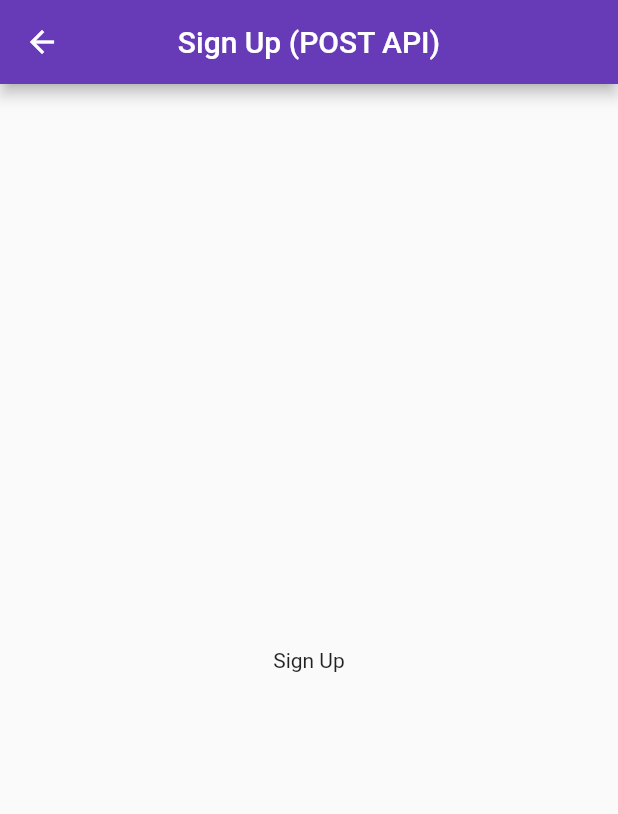
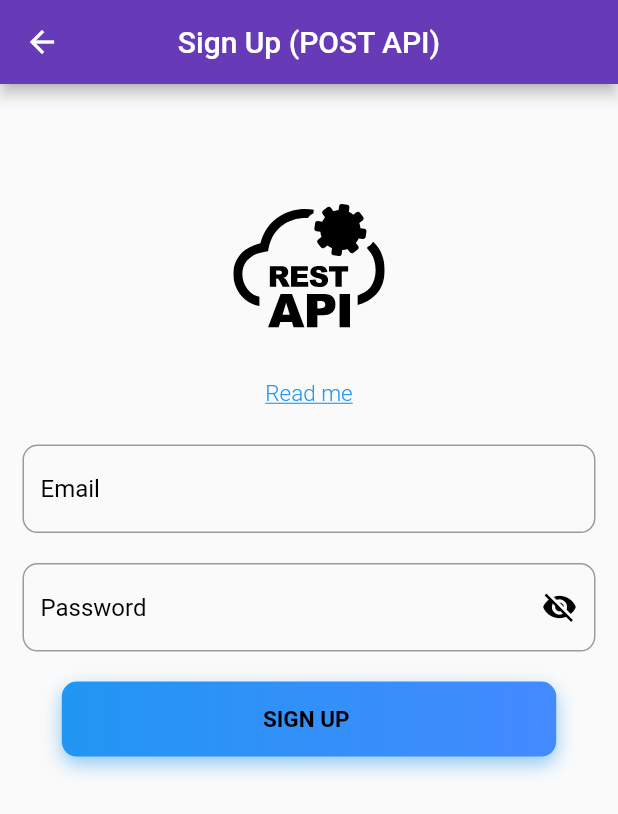
Before and after one commit to shammaskhann/REST_API_CRUD_STACKED_STATE_MANAGEMENT, a Flutter app: the SignupView screen opened by its route, on a phone screen of 412 x 824 dp. Shown: the top 814 px of the screen. Run offline on Flutter 3.47's test engine with Material 2 defaults, Android fonts, the phone set to English and light mode, and no system bars; our stand-ins replace awesome_snackbar_content, flutter_svg, stacked, stacked_services, stacked_shared.

Commit message:
REST API POST OPERATION & Shared Prefences

```diff
--- a/lib/ui/views/login/login_view.dart
+++ b/lib/ui/views/login/login_view.dart
@@ -1,7 +1,7 @@
 import 'dart:developer';
 
 import 'package:api_crud_app/ui/views/login/login_viewmodel.dart';
-import 'package:api_crud_app/ui/views/login/widget/CustomTextField.dart';
+import 'package:api_crud_app/ui/views/widgets/CustomTextField.dart';
 import 'package:flutter/material.dart';
 import 'package:flutter_svg/svg.dart';
 import 'package:stacked/stacked.dart';
--- a/lib/ui/views/signup/signup_view.dart
+++ b/lib/ui/views/signup/signup_view.dart
@@ -1,22 +1,120 @@
 import 'package:api_crud_app/ui/views/signup/signup_viewmodel.dart';
 import 'package:flutter/material.dart';
+import 'package:flutter_svg/svg.dart';
 import 'package:stacked/stacked.dart';
+import 'package:stacked_services/stacked_services.dart';
+
+import '../widgets/CustomTextField.dart';
 
 class SignupView extends StatelessWidget {
   const SignupView({super.key});
 
   @override
   Widget build(BuildContext context) {
-    return ViewModelBuilder.nonReactive(
+    DialogService dialogService = DialogService();
+    return ViewModelBuilder.reactive(
         viewModelBuilder: () => SignUpViewModel(),
         builder: (context, viewModel, child) => Scaffold(
-              appBar: AppBar(
-                title: const Text('Sign Up (POST API)'),
-                centerTitle: true,
+            appBar: AppBar(
+              title: const Text('Sign Up (POST API)'),
+              centerTitle: true,
+            ),
+            body: Padding(
+              padding: const EdgeInsets.symmetric(horizontal: 15.0),
+              child: Column(
+                mainAxisAlignment: MainAxisAlignment.start,
+                children: [
+                  Padding(
+                    padding: const EdgeInsets.only(
+                        top: 80, left: 20, right: 20, bottom: 20),
+                    child: Center(
+                      child: SvgPicture.asset(
+                        'assets/splash/rest-api-icon.svg',
+                        height: MediaQuery.of(context).size.height * 0.1,
+                      ),
+                    ),
+                  ),
+                  TextButton(
+                      onPressed: () {
+                        dialogService.showDialog(
+                          title: 'ID & PASS REGISTER',
+                          description:
+                              'Email: eve.holt@reqres.in \nPassword: pistol',
+                          buttonTitle: 'GOT IT !!',
+                        );
+                      },
+                      child: const Text(
+                        "Read me",
+                        style: TextStyle(
+                          color: Colors.blue,
+                          fontSize: 15,
+                          fontWeight: FontWeight.w300,
+                          decoration: TextDecoration.underline,
+                        ),
+                      )),
+                  const SizedBox(
+                    height: 10,
+                  ),
+                  Form(
+                    key: key,
+                    child: Column(
+                      children: [
+                        CustomTextField(
+                          hintText: 'Email',
+                          controller: viewModel.emailController,
+                          isObsecure: false,
+                        ),
+                        const SizedBox(
+                          height: 20,
+                        ),
+                        CustomTextField(
+                          hintText: 'Password',
+                          controller: viewModel.passwordController,
+                          isObsecure: viewModel.isObsecure,
+                          togglePasswordVisibility: () =>
+                              viewModel.togglePasswordVisibility(),
+                        ),
+                        Padding(
+                          padding: const EdgeInsets.only(top: 20.0),
+                          child: InkWell(
+                            onTap: () {
+                              viewModel.signUp(context);
+                            },
+                            child: Container(
+                              height: 50,
+                              width: MediaQuery.of(context).size.width * 0.8,
+                              decoration: BoxDecoration(
+                                borderRadius: BorderRadius.circular(10),
+                                gradient: const LinearGradient(colors: [
+                                  Colors.blue,
+                                  Colors.blueAccent,
+                                ]),
+                                boxShadow: [
+                                  BoxShadow(
+                                    color: Colors.blue.withOpacity(0.5),
+                                    blurRadius: 10,
+                                    offset: const Offset(0, 5),
+                                  ),
+                                ],
+                              ),
+                              child: const Center(
+                                child: Text(
+                                  "SIGN UP ",
+                                  style: TextStyle(
+                                    color: Colors.black,
+                                    fontSize: 15,
+                                    fontWeight: FontWeight.bold,
+                                  ),
+                                ),
+                              ),
+                            ),
+                          ),
+                        ),
+                      ],
+                    ),
+                  ),
+                ],
               ),
-              body: const Center(
-                child: Text('Sign Up'),
-              ),
-            ));
+            )));
   }
 }
--- a/lib/ui/views/signup/signup_viewmodel.dart
+++ b/lib/ui/views/signup/signup_viewmodel.dart
@@ -1,3 +1,43 @@
+import 'dart:developer';
+
+import 'package:api_crud_app/ui/Utils/utils.dart';
+import 'package:flutter/material.dart';
+import 'package:http/http.dart';
 import 'package:stacked/stacked.dart';
+import 'package:http/http.dart' as http;
+import 'package:stacked_services/stacked_services.dart';
 
-class SignUpViewModel extends BaseViewModel {}
+import '../../../app/app.router.dart';
+
+class SignUpViewModel extends BaseViewModel {
+  final emailController = TextEditingController();
+  final passwordController = TextEditingController();
+  bool isObsecure = true;
+  NavigationService navigationService = NavigationService();
+
+  void togglePasswordVisibility() {
+    isObsecure = !isObsecure;
+    notifyListeners();
+  }
+
+  signUp(context) async {
+    try {
+      Response response =
+          await http.post(Uri.parse('https://reqres.in/api/register'), body: {
+        'email': emailController.text,
+        'password': passwordController.text,
+      });
+      if (response.statusCode == 200) {
+        log(response.body);
+        Utils.snackBar('Sign Up Sucessfully', context);
+        navigationService.replaceWith(Routes.loginView);
+      } else {
+        log(response.body);
+        Utils.snackBar('Sign Up Failed', context);
+      }
+    } catch (e) {
+      Utils.snackBar('Error: $e', context);
+      log(e.toString());
+    }
+  }
+}
--- a/lib/ui/views/login/widget/CustomTextField.dart
+++ b/lib/ui/views/widgets/CustomTextField.dart
@@ -1,9 +1,9 @@
 import 'package:flutter/material.dart';
 import 'package:stacked/stacked.dart';
 
-import '../login_viewmodel.dart';
+import '../login/login_viewmodel.dart';
 
-class CustomTextField extends ViewModelWidget<LoginViewModel> {
+class CustomTextField extends StatelessWidget {
   final String hintText;
   final TextEditingController controller;
   final bool isObsecure;
@@ -14,7 +14,7 @@ class CustomTextField extends ViewModelWidget<LoginViewModel> {
       required this.isObsecure,
       this.togglePasswordVisibility});
   @override
-  Widget build(BuildContext context, LoginViewModel viewModel) {
+  Widget build(BuildContext context) {
     return TextFormField(
       controller: controller,
       obscureText: isObsecure,
--- a/pubspec.yaml
+++ b/pubspec.yaml
@@ -12,6 +12,7 @@ dependencies:
     sdk: flutter
   flutter_svg: ^2.0.9
   http: ^1.1.0
+  shared_preferences: ^2.2.2
   stacked: ^3.4.0
   stacked_services: ^1.1.0
 
```
Also changed, not shown: lib/ui/Utils/utils.dart (+21 -7 lines), lib/ui/views/login/login_viewmodel.dart (+4 -9 lines), pubspec.lock, 1 other file.
